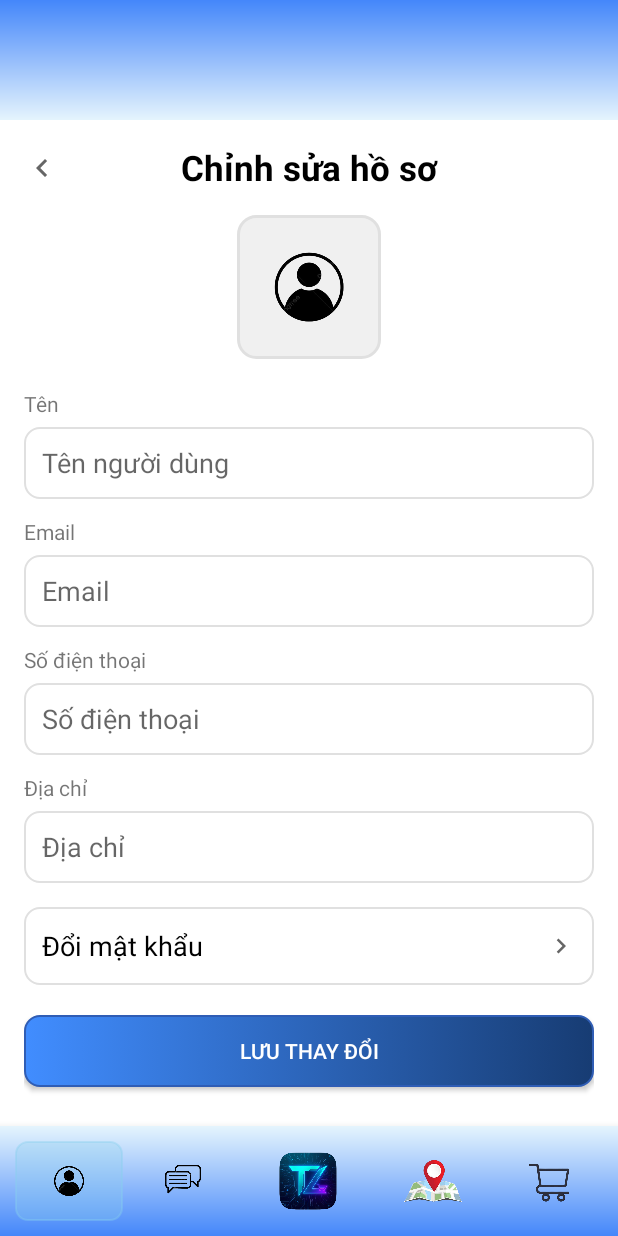
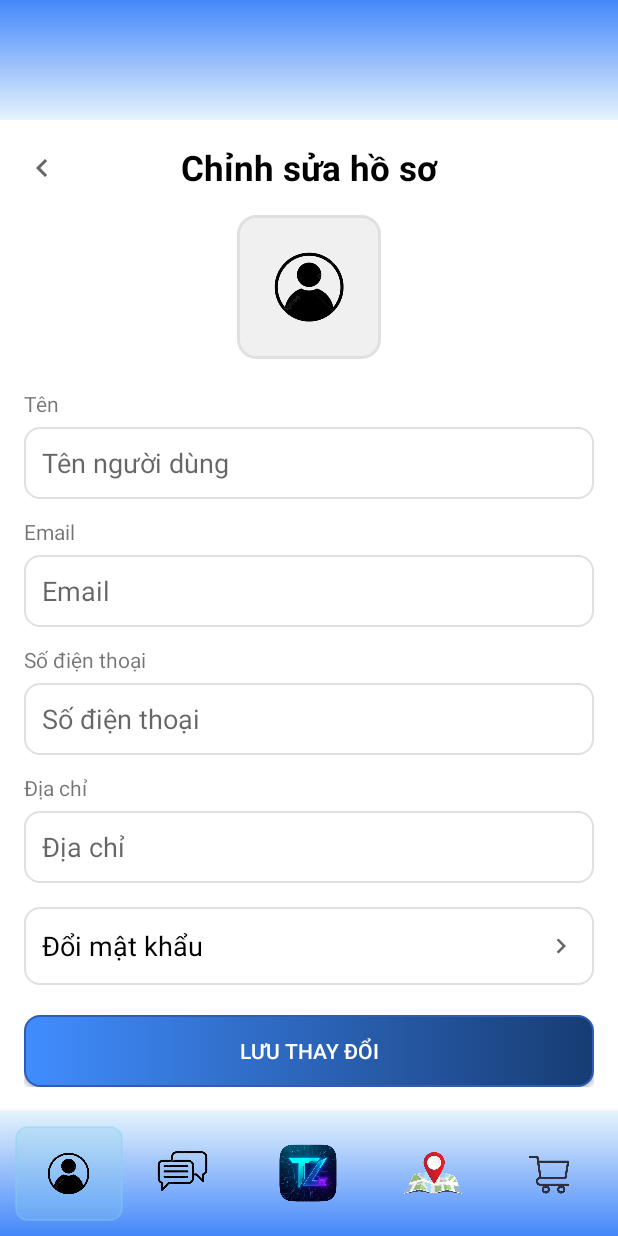
Before and after one commit to PRM392-FinalProject-G2/PRM392_FinalProject_ProductSaleApp_MB, an Android app: the EditProfileActivity screen opened directly, with no data from a screen before it, on a phone screen of 412 x 824 dp. Run offline under Robolectric (Android 15) with nearby library versions, the phone set to English and light mode, and no system bars; pictures from the network do not load.

Commit message:
update size icon navigation bar

```diff
--- a/PRM392_FinalProject_ProductSaleApp_Group2/app/src/main/res/layout/bottom_navigation.xml
+++ b/PRM392_FinalProject_ProductSaleApp_Group2/app/src/main/res/layout/bottom_navigation.xml
@@ -22,8 +22,8 @@
         android:layout_margin="2dp">
 
         <ImageView
-            android:layout_width="40dp"
-            android:layout_height="40dp"
+            android:layout_width="55dp"
+            android:layout_height="55dp"
             android:src="@drawable/profile"
             android:scaleType="centerInside" />
 
@@ -44,8 +44,8 @@
         android:layout_margin="2dp">
 
         <ImageView
-            android:layout_width="40dp"
-            android:layout_height="40dp"
+            android:layout_width="55dp"
+            android:layout_height="55dp"
             android:src="@drawable/chat"
             android:scaleType="centerInside" />
     </LinearLayout>
@@ -89,8 +89,8 @@
         <ImageView
             android:layout_width="40dp"
             android:layout_height="40dp"
-            android:src="@drawable/map"
-            android:scaleType="centerInside" />
+            android:scaleType="centerInside"
+            android:src="@drawable/map" />
 
     </LinearLayout>
 
```
